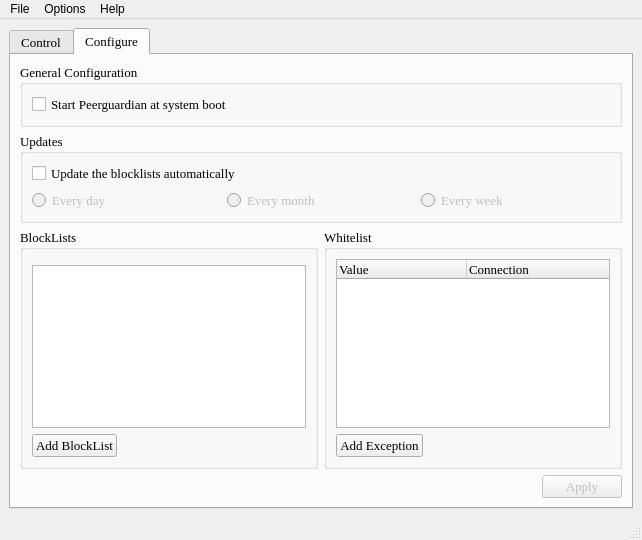
Qt form pgl/pgl-gui.qt/ui/main_window.ui (okyes/peerguardian) before a commit.
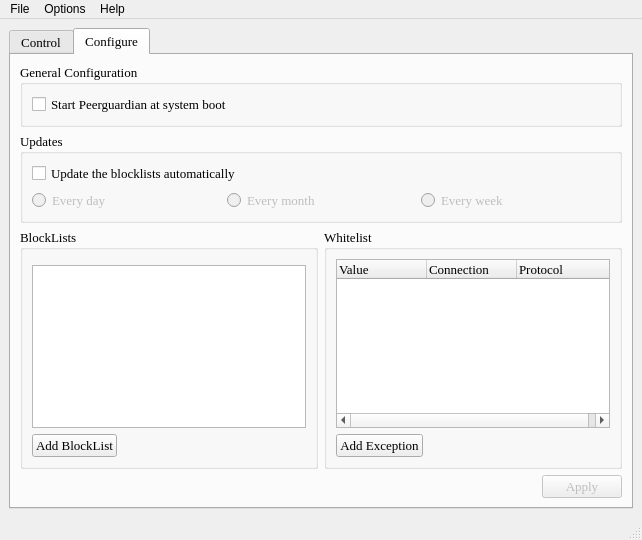
The same form after that commit. Icons and pictures are not drawn.

Commit message: Added one more header to the Whitelist QTreeWidget to display the protocol for each item.

```diff
--- a/pgl/pgl-gui.qt/ui/main_window.ui
+++ b/pgl/pgl-gui.qt/ui/main_window.ui
@@ -711,7 +711,7 @@
                 <bool>false</bool>
                </property>
                <attribute name="headerDefaultSectionSize">
-                <number>130</number>
+                <number>90</number>
                </attribute>
                <attribute name="headerMinimumSectionSize">
                 <number>40</number>
@@ -726,6 +726,11 @@
                  <string>Connection</string>
                 </property>
                </column>
+               <column>
+                <property name="text">
+                 <string>Protocol</string>
+                </property>
+               </column>
               </widget>
              </item>
              <item>
```
